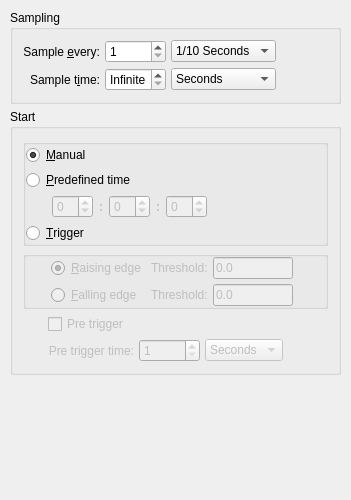
Before: the Qt Designer form src/forms/uirecorderprefs.ui in tuxmaster/QtDMM, drawn with Qt 5.
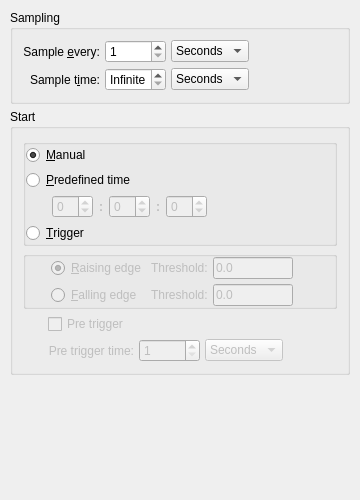
After: the same form once the commit is applied. Custom widgets are drawn as their Qt base class.

Commit message: - Remove 1/10 seconds recorder interval, because the device is only readed every second. - fix interval index

```diff
--- a/src/forms/uirecorderprefs.ui
+++ b/src/forms/uirecorderprefs.ui
@@ -6,7 +6,7 @@
    <rect>
     <x>0</x>
     <y>0</y>
-    <width>351</width>
+    <width>360</width>
     <height>500</height>
    </rect>
   </property>
@@ -50,11 +50,6 @@
         <property name="whatsThis">
          <string>Unit for sampling period.</string>
         </property>
-        <item>
-         <property name="text">
-          <string>1/10 Seconds</string>
-         </property>
-        </item>
         <item>
          <property name="text">
           <string>Seconds</string>
```
Left out of the diff: 165 changed lines with no effect on the pictures. The commit also changes 2 other files.
